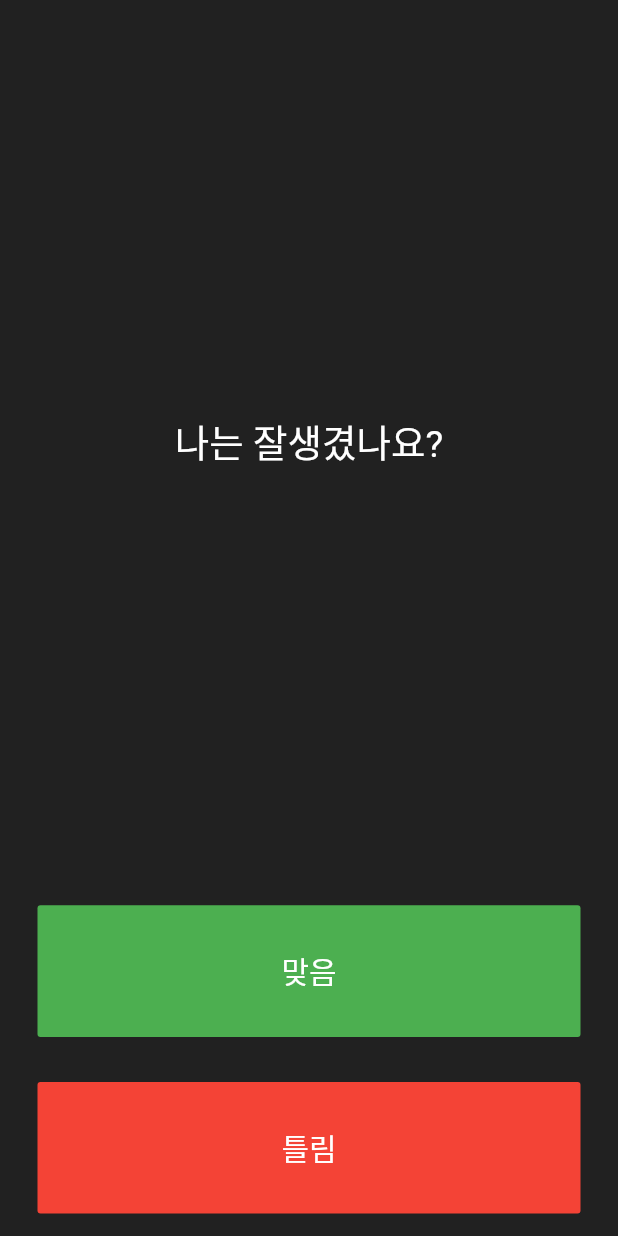
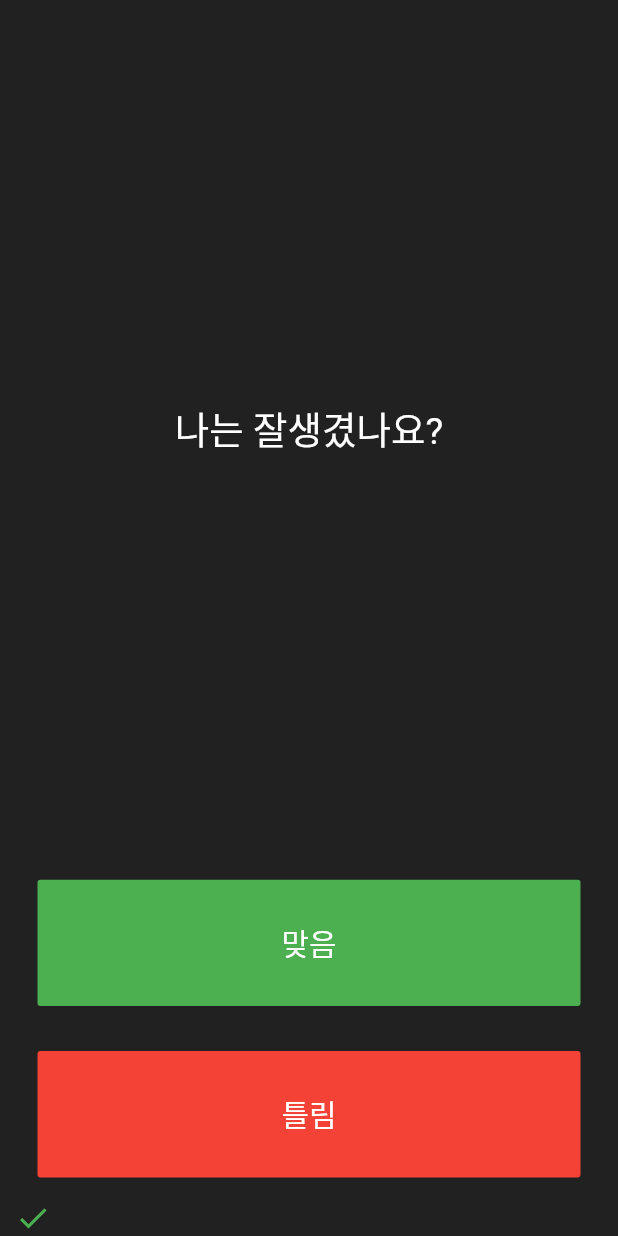
Before and after one commit to Yoonwoojae/quizzler_flutter, a Flutter app: the screen it shows after launch, after a tap on "맞음", on a phone screen of 412 x 824 dp. Run offline on Flutter 3.47's test engine with Material 2 defaults, Android fonts, the phone set to English and light mode, and no system bars.

Commit message:
배열 추가

```diff
--- a/lib/main.dart
+++ b/lib/main.dart
@@ -25,6 +25,8 @@ class QuizPage extends StatefulWidget {
 }
 
 class _QuizPageState extends State<QuizPage> {
+  List<Widget> scoreKeeper = [];
+
   @override
   Widget build(BuildContext context) {
     return Column(
@@ -61,7 +63,14 @@ class _QuizPageState extends State<QuizPage> {
                 ),
               ),
               onPressed: () {
-                //The user picked true.
+                setState(() {
+                  scoreKeeper.add(
+                    Icon(
+                      Icons.check,
+                      color: Colors.green,
+                    ),
+                  );
+                });
               },
             ),
           ),
@@ -79,19 +88,22 @@ class _QuizPageState extends State<QuizPage> {
                 ),
               ),
               onPressed: () {
-                //The user picked false.
+                setState(() {
+                  scoreKeeper.add(
+                    Icon(
+                      Icons.close,
+                      color: Colors.red,
+                    ),
+                  );
+                });
               },
             ),
           ),
         ),
-        //TODO: Add a Row here as your score keeper
+        Row(
+          children: scoreKeeper,
+        )
       ],
     );
   }
 }
-
-/*
-question1: 'You can lead a cow down stairs but not up stairs.', false,
-question2: 'Approximately one quarter of human bones are in the feet.', true,
-question3: 'A slug\'s blood is green.', true,
-*/
```
